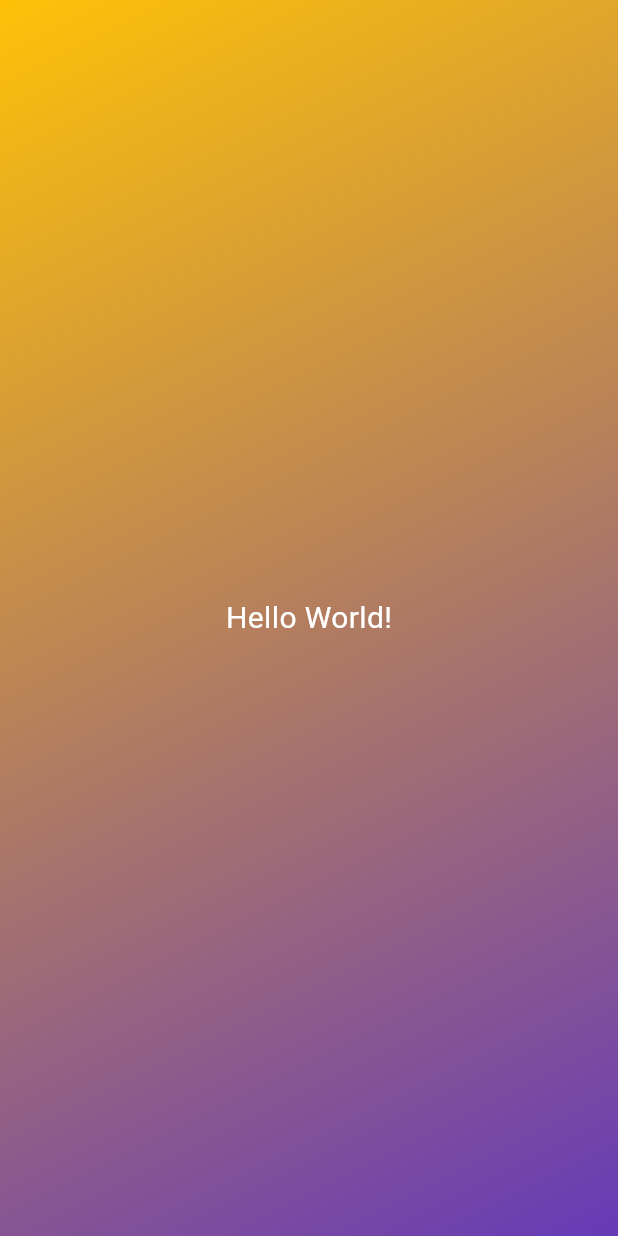
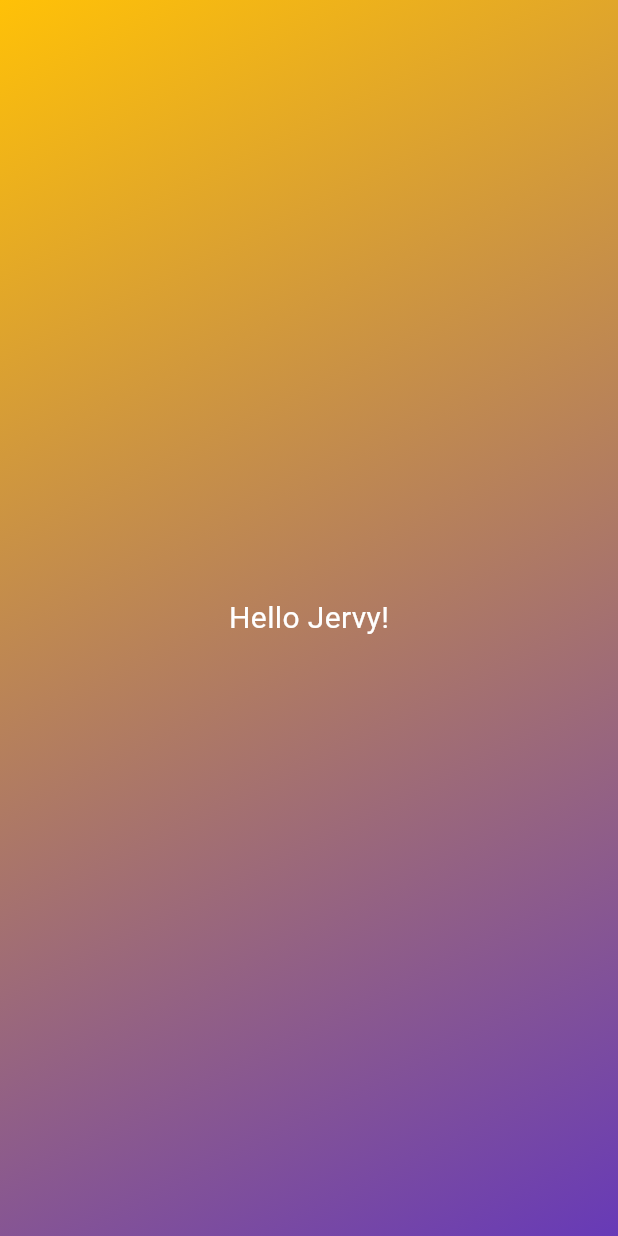
Before and after one commit to jervygu/flutter_first_app, a Flutter app: the screen it shows after launch, on a phone screen of 412 x 824 dp. Run offline on Flutter 3.47's test engine with Material 3 defaults, Android fonts, the phone set to English and light mode, and no system bars.

Commit message:
### Flutter Course
* Created instance variables StyleText

```diff
--- a/first_app/lib/gradient_container.dart
+++ b/first_app/lib/gradient_container.dart
@@ -22,7 +22,7 @@ class GradientContainer extends StatelessWidget {
         ),
       ),
       child: const Center(
-        child: StyledText(),
+        child: StyledText('Hello Jervy!'),
       ),
     );
   }
--- a/first_app/lib/styled_text.dart
+++ b/first_app/lib/styled_text.dart
@@ -2,13 +2,15 @@ import 'package:flutter/material.dart';
 
 
 class StyledText extends StatelessWidget {
-  const StyledText({super.key});
+  const StyledText(this.text, {super.key});
+
+  final String text;
 
   @override
   Widget build(context) {
-    return const Text(
-      'Hello World!',
-      style: TextStyle(
+    return Text(
+      text,
+      style: const TextStyle(
         color: Colors.white,
         fontSize: 20,
         ),
```
